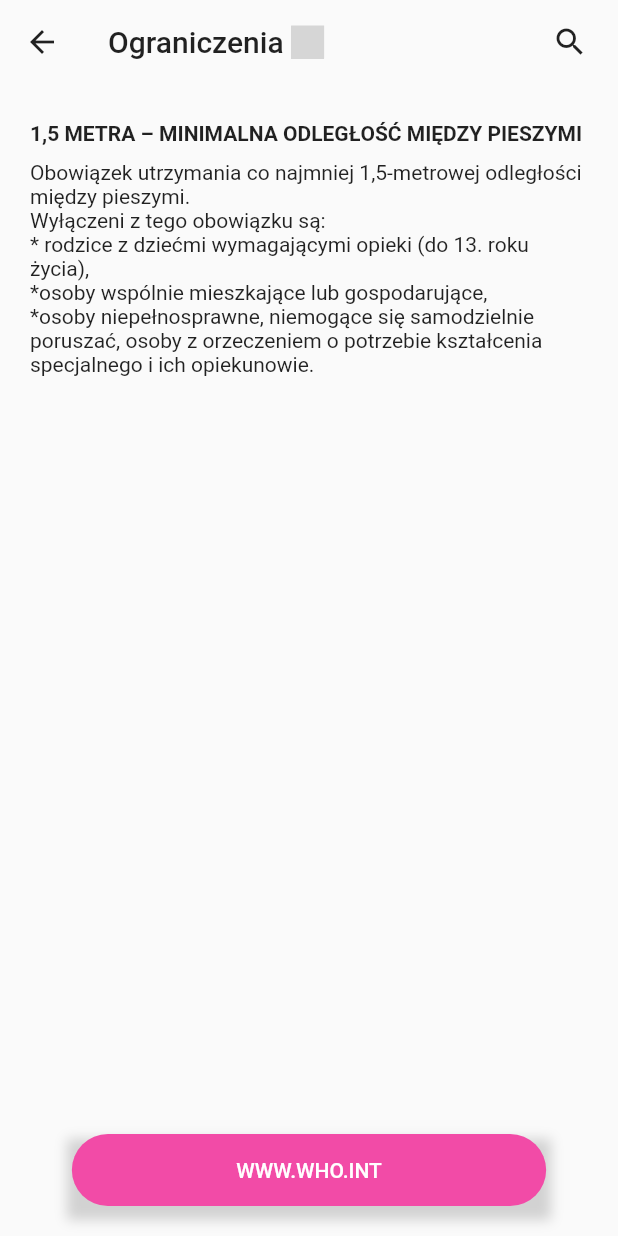
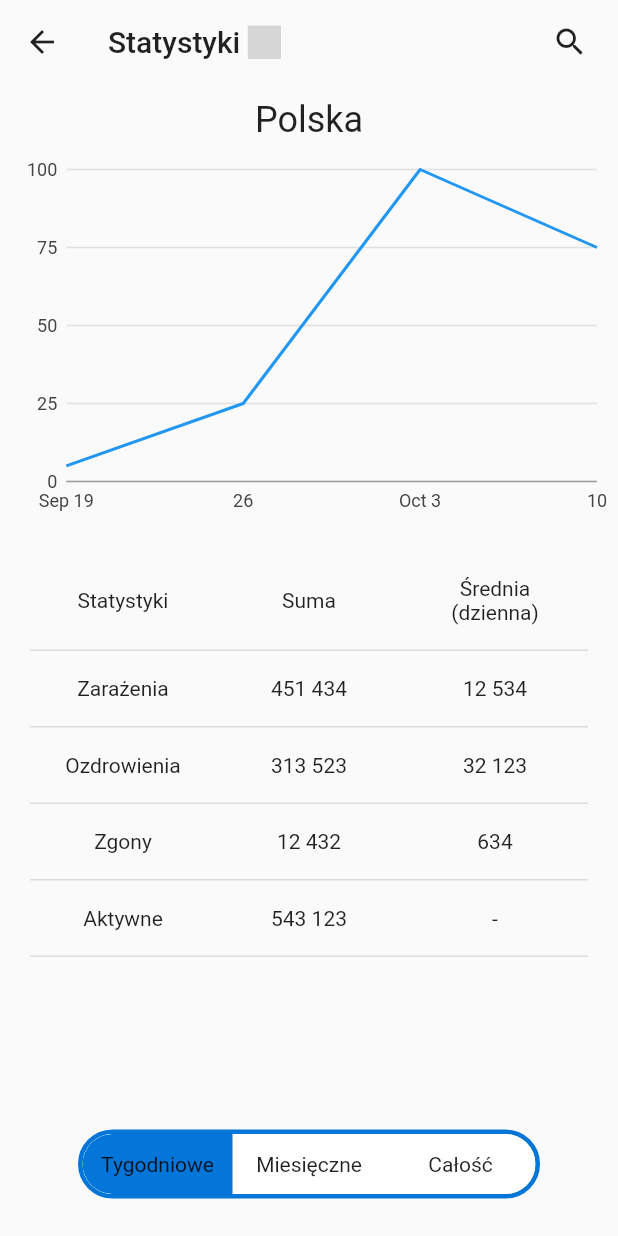
Before and after one commit to skrzypak/Bit-Festival-Hackathon-2020, a Flutter app: the screen it shows after launch, on a phone screen of 412 x 824 dp. Run offline on Flutter 3.47's test engine with Material 2 defaults, Android fonts, the phone set to English and light mode, and no system bars; drawn by our look-alikes of toggle_switch; our stand-ins replace charts_flutter, flutter_svg; grey boxes are pictures that could not be loaded.

Commit message:
Statistics Screen

```diff
--- a/Flutter/corona_info/lib/main.dart
+++ b/Flutter/corona_info/lib/main.dart
@@ -4,6 +4,8 @@ import 'package:corona_info/screens/info/infoScreen.dart';
 import 'package:corona_info/screens/restrictions/articleRestrictionsScreen.dart';
 import 'package:corona_info/widgets/BottomButton.dart';
 import 'package:flutter/material.dart';
+
+import 'screens/statistics/statisticsScreen.dart';
 
 void main() {
   runApp(MyApp());
@@ -18,7 +20,7 @@ class MyApp extends StatelessWidget {
         primarySwatch: Colors.blue,
         visualDensity: VisualDensity.adaptivePlatformDensity,
       ),
-      home: ArticleRestrictionsScreen("Ograniczenia"),
+      home: StatisticsScreen(),
     );
   }
 }
--- /dev/null
+++ b/Flutter/corona_info/lib/screens/statistics/localWidgets/mainChart.dart
@@ -0,0 +1,60 @@
+/// Timeseries chart example
+import 'package:charts_flutter/flutter.dart' as charts;
+import 'package:flutter/material.dart';
+
+class SimpleTimeSeriesChart extends StatelessWidget {
+  final List<charts.Series> seriesList;
+  final bool animate;
+
+  SimpleTimeSeriesChart(this.seriesList, {this.animate});
+
+  /// Creates a [TimeSeriesChart] with sample data and no transition.
+  factory SimpleTimeSeriesChart.withSampleData() {
+    return new SimpleTimeSeriesChart(
+      _createSampleData(),
+      // Disable animations for image tests.
+      animate: false,
+    );
+  }
+
+
+  @override
+  Widget build(BuildContext context) {
+    return new charts.TimeSeriesChart(
+      seriesList,
+      animate: animate,
+      // Optionally pass in a [DateTimeFactory] used by the chart. The factory
+      // should create the same type of [DateTime] as the data provided. If none
+      // specified, the default creates local date time.
+      dateTimeFactory: const charts.LocalDateTimeFactory(),
+    );
+  }
+
+  /// Create one series with sample hard coded data.
+  static List<charts.Series<TimeSeriesSales, DateTime>> _createSampleData() {
+    final data = [
+      new TimeSeriesSales(new DateTime(2020, 9, 19), 5),
+      new TimeSeriesSales(new DateTime(2020, 9, 26), 25),
+      new TimeSeriesSales(new DateTime(2020, 10, 3), 100),
+      new TimeSeriesSales(new DateTime(2020, 10, 10), 75),
+    ];
+
+    return [
+      new charts.Series<TimeSeriesSales, DateTime>(
+        id: 'Sales',
+        colorFn: (_, __) => charts.MaterialPalette.blue.shadeDefault,
+        domainFn: (TimeSeriesSales sales, _) => sales.time,
+        measureFn: (TimeSeriesSales sales, _) => sales.sales,
+        data: data,
+      )
+    ];
+  }
+}
+
+/// Sample time series data type.
+class TimeSeriesSales {
+  final DateTime time;
+  final int sales;
+
+  TimeSeriesSales(this.time, this.sales);
+}
--- a/Flutter/corona_info/lib/screens/statistics/statisticsScreen.dart
+++ b/Flutter/corona_info/lib/screens/statistics/statisticsScreen.dart
@@ -0,0 +1,140 @@
+import 'package:corona_info/screens/statistics/localWidgets/mainChart.dart';
+import 'package:corona_info/utils/Colors.dart';
+import 'package:corona_info/widgets/AppBar.dart';
+import 'package:flutter/material.dart';
+import 'package:toggle_switch/toggle_switch.dart';
+
+class StatisticsScreen extends StatelessWidget {
+  List<List<String>> statsValues = [
+    ["Statystyki", "Suma", "Średnia\n(dzienna)"],
+    ["Zarażenia", "451 434", "12 534"],
+    ["Ozdrowienia", "313 523", "32 123"],
+    ["Zgony", "12 432", "634"],
+    ["Aktywne", "543 123", "-"]
+  ];
+
+  @override
+  Widget build(BuildContext context) {
+    return Scaffold(
+      body: Container(
+        child: Center(
+          child: Expanded(
+            child: Column(
+              //crossAxisAlignment: CrossAxisAlignment.stretch,
+              children: <Widget>[
+                Container(
+                  child: MyAppBar("Statystyki"),
+                ),
+                Padding(
+                  padding: const EdgeInsets.fromLTRB(0, 10, 0, 0),
+                  child: Text(
+                    "Polska",
+                    style: TextStyle(
+                      fontSize: 24,
+                      fontWeight: FontWeight.normal,
+                    ),
+                  ),
+                ),
+                Padding(
+                  padding: const EdgeInsets.fromLTRB(10, 5, 0, 0),
+                  child: Align(
+                    alignment: Alignment.topCenter,
+                    child: Container(
+                      height: 250,
+                      child: SimpleTimeSeriesChart.withSampleData(),
+                    ),
+                  ),
+                ),
+                Padding(
+                  padding: const EdgeInsets.fromLTRB(20, 35, 20, 0),
+                  child: Column(
+                    children: statsValues
+                        .map((row) =>
+                            new StatisticsSingleRow(row[0], row[1], row[2]))
+                        .toList(),
+                  ),
+                ),
+                Expanded(child: Container()),
+                Padding(
+                  padding: const EdgeInsets.fromLTRB(20, 0, 20, 25),
+                  child: Container(
+                    decoration: BoxDecoration(
+                      color: Colors.green,
+                      borderRadius: BorderRadius.circular(40),
+                      border:
+                          Border.all(color: CoronaColor().primary, width: 3),
+                    ),
+                    child: ToggleSwitch(
+                      activeBgColor: CoronaColor().primary,
+                      activeFgColor: Colors.black87,
+                      inactiveBgColor: Colors.white,
+                      cornerRadius: 200,
+                      minWidth: 100,
+                      initialLabelIndex: 0,
+                      labels: ['Tygodniowe', 'Miesięczne', 'Całość'],
+                      onToggle: (index) {
+                        print('switched to: $index');
+                      },
+                    ),
+                  ),
+                ),
+              ],
+            ),
+          ),
+        ),
+      ),
+    );
+  }
+}
+
+class StatisticsSingleRow extends StatelessWidget {
+  StatisticsSingleRow(
+    this.firstValue,
+    this.secondValue,
+    this.thirdValue, {
+    Key key,
+  }) : super(key: key);
+
+  String firstValue;
+  String secondValue;
+  String thirdValue;
+
+  @override
+  Widget build(BuildContext context) {
+    return Padding(
+      padding: const EdgeInsets.fromLTRB(0, 0, 0, 17),
+      child: Container(
+        decoration: BoxDecoration(
+          border: Border(
+            bottom: BorderSide(color: Colors.black12),
+          ),
+        ),
+        child: Padding(
+          padding: const EdgeInsets.fromLTRB(0, 0, 0, 17),
+          child: Row(
+            children: [
+              Expanded(
+                child: Text(
+                  firstValue,
+                  textAlign: TextAlign.center,
+                ),
+              ),
+              Expanded(
+                child: Text(
+                  secondValue,
+                  textAlign: TextAlign.center,
+                ),
+              ),
+              Expanded(
+                child: Text(
+                  thirdValue,
+                  textAlign: TextAlign.center,
+                ),
+              ),
+            ],
+          ),
+        ),
+      ),
+    );
+  }
+}
--- a/Flutter/corona_info/pubspec.yaml
+++ b/Flutter/corona_info/pubspec.yaml
@@ -30,6 +30,9 @@ dependencies:
   cupertino_icons: ^0.1.3
 
   flutter_svg: ^0.19.1
+  fl_chart: ^0.12.0
+  charts_flutter: ^0.9.0
+  toggle_switch: ^0.1.8
 
 dev_dependencies:
   flutter_test:
```
Also changed, not shown: Flutter/corona_info/pubspec.lock.
